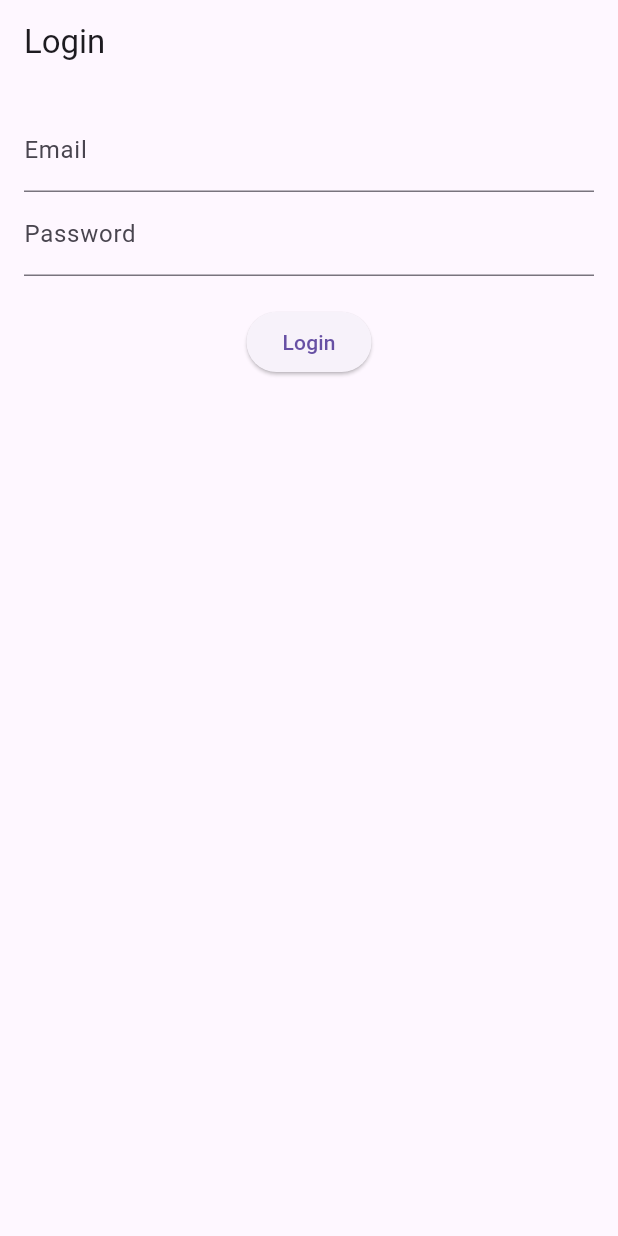
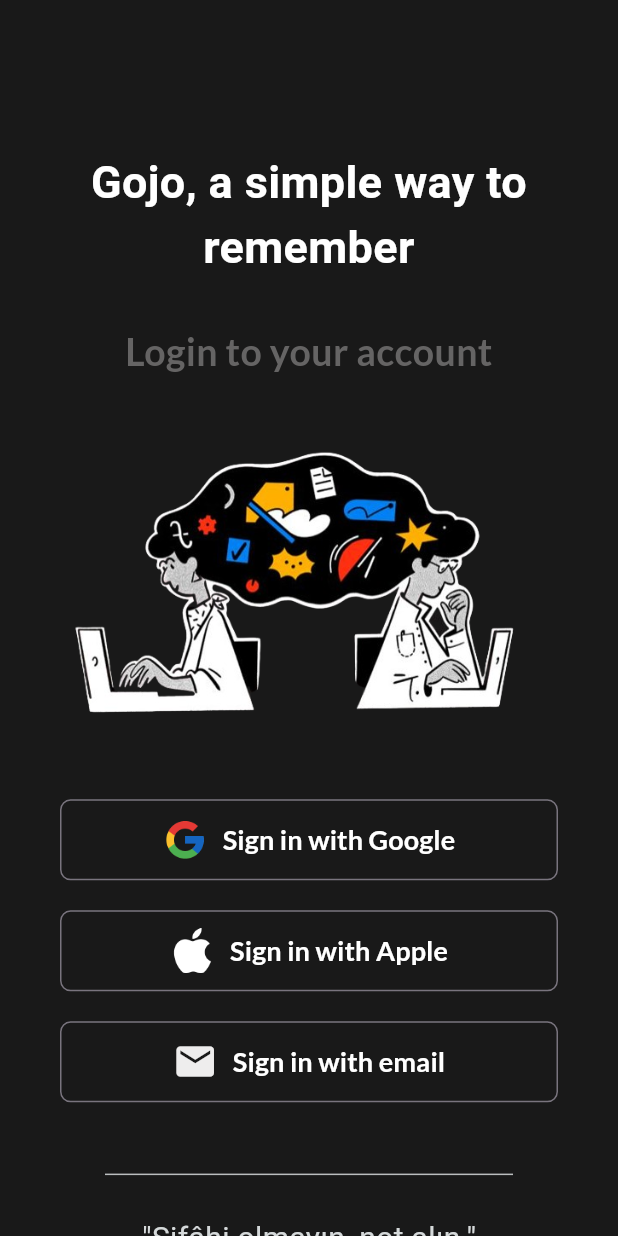
Before and after one commit to bugrahankaramollaoglu/gojo, a Flutter app: the screen it shows after launch, on a phone screen of 412 x 824 dp. Run offline on Flutter 3.47's test engine with Material 3 defaults, Android fonts, the phone set to English and light mode, and no system bars; our stand-ins replace firebase_auth, firebase_core, google_fonts, icons_plus; accounts and stored records are empty; Roboto replaces fonts that are missing (Kreon).

Commit message:
ok. login ui done. will now try google signin

```diff
--- /dev/null
+++ b/lib/home_page.dart
@@ -0,0 +1,10 @@
+import 'package:flutter/material.dart';
+
+class HomePage extends StatelessWidget {
+  const HomePage({super.key});
+
+  @override
+  Widget build(BuildContext context) {
+    return const Placeholder();
+  }
+}
--- /dev/null
+++ b/lib/login_page.dart
@@ -0,0 +1,243 @@
+import 'package:firebase_auth/firebase_auth.dart';
+import 'package:flutter/material.dart';
+import 'package:google_fonts/google_fonts.dart';
+import 'package:icons_plus/icons_plus.dart';
+
+class LoginPage extends StatefulWidget {
+  const LoginPage({super.key});
+
+  @override
+  _LoginPageState createState() => _LoginPageState();
+}
+
+class _LoginPageState extends State<LoginPage> {
+  final TextEditingController _emailController = TextEditingController();
+  final TextEditingController _passwordController = TextEditingController();
+  final FirebaseAuth _auth = FirebaseAuth.instance;
+  bool _isLoading = false;
+  String? _errorMessage;
+
+  Future<void> _login() async {
+    setState(() {
+      _isLoading = true;
+      _errorMessage = null;
+    });
+
+    try {
+      await _auth.signInWithEmailAndPassword(
+        email: _emailController.text.trim(),
+        password: _passwordController.text.trim(),
+      );
+      // Navigate to the next page on successful login
+    } on FirebaseAuthException catch (e) {
+      setState(() {
+        _errorMessage = e.message;
+      });
+    } finally {
+      setState(() {
+        _isLoading = false;
+      });
+    }
+  }
+
+  @override
+  Widget build(BuildContext context) {
+    return Scaffold(
+      backgroundColor: const Color.fromARGB(255, 25, 25, 25),
+      body: Column(
+        // crossAxisAlignment: CrossAxisAlignment.center,
+        // mainAxisAlignment: MainAxisAlignment.center,
+        children: [
+          const SizedBox(height: 100),
+          Center(
+            child: Text(
+              'Gojo, a simple way to\nremember',
+              textAlign: TextAlign.center, // Aligns text horizontally
+              style: GoogleFonts.kreon(
+                textStyle: const TextStyle(
+                  fontSize: 30,
+                  color: Colors.white,
+                  fontWeight: FontWeight.bold,
+                ),
+              ),
+            ),
+          ),
+          SizedBox(height: 30),
+          Center(
+            child: Text(
+              'Login to your account',
+              textAlign: TextAlign.center, // Aligns text horizontally
+              style: GoogleFonts.lato(
+                textStyle: const TextStyle(
+                  fontSize: 25,
+                  color: Color.fromARGB(255, 101, 100, 100),
+                  fontWeight: FontWeight.bold,
+                ),
+              ),
+            ),
+          ),
+          SizedBox(height: 20),
+          Padding(
+            padding: const EdgeInsets.all(15.0),
+            child: Center(
+              child: Image.asset('assets/login_photo.png'),
+            ),
+          ),
+          Padding(
+            padding: const EdgeInsets.fromLTRB(40, 20, 40, 0),
+            child: OutlinedButton(
+              style: OutlinedButton.styleFrom(
+                shape: RoundedRectangleBorder(
+                  borderRadius: BorderRadius.circular(7),
+                ),
+              ),
+              onPressed: () {},
+              child: Padding(
+                padding: const EdgeInsets.all(12.0),
+                child: Row(
+                  mainAxisAlignment: MainAxisAlignment.center,
+                  children: [
+                    Image.asset(
+                      'assets/google.png',
+                      height: 30,
+                      width: 30,
+                    ),
+                    SizedBox(width: 10),
+                    Text(
+                      'Sign in with Google',
+                      style: GoogleFonts.lato(
+                        textStyle: const TextStyle(
+                          fontSize: 18,
+                          color: Colors.white,
+                          fontWeight: FontWeight.bold,
+                        ),
+                      ),
+                    ),
+                  ],
+                ),
+              ),
+            ),
+          ),
+          Padding(
+            padding: const EdgeInsets.fromLTRB(40, 20, 40, 0),
+            child: OutlinedButton(
+              style: OutlinedButton.styleFrom(
+                shape: RoundedRectangleBorder(
+                  borderRadius: BorderRadius.circular(7),
+                ),
+              ),
+              onPressed: () {},
+              child: Padding(
+                padding: const EdgeInsets.all(12.0),
+                child: Row(
+                  mainAxisAlignment: MainAxisAlignment.center,
+                  children: [
+                    Image.asset(
+                      'assets/apple.png',
+                      height: 30,
+                      width: 30,
+                    ),
+                    SizedBox(width: 10),
+                    Text(
+                      'Sign in with Apple',
+                      style: GoogleFonts.lato(
+                        textStyle: const TextStyle(
+                          fontSize: 18,
+                          color: Colors.white,
+                          fontWeight: FontWeight.bold,
+                        ),
+                      ),
+                    ),
+                  ],
+                ),
+              ),
+            ),
+          ),
+          Padding(
+            padding: const EdgeInsets.fromLTRB(40, 20, 40, 0),
+            child: OutlinedButton(
+              style: OutlinedButton.styleFrom(
+                shape: RoundedRectangleBorder(
+                  borderRadius: BorderRadius.circular(7),
+                ),
+              ),
+              onPressed: () {},
+              child: Padding(
+                padding: const EdgeInsets.all(12.0),
+                child: Row(
+                  mainAxisAlignment: MainAxisAlignment.center,
+                  children: [
+                    Icon(
+                      Icons.email,
+                      color: Color.fromARGB(255, 238, 237, 237),
+                      size: 30,
+                    ),
+                    SizedBox(width: 10),
+                    Text(
+                      'Sign in with email',
+                      style: GoogleFonts.lato(
+                        textStyle: const TextStyle(
+                          fontSize: 18,
+                          color: Colors.white,
+                          fontWeight: FontWeight.bold,
+                        ),
+                      ),
+                    ),
+                  ],
+                ),
+              ),
+            ),
+          ),
+          SizedBox(height: 40),
+          Divider(
+            color: Color.fromARGB(255, 187, 190, 191),
+            thickness: 1,
+            indent: 70,
+            endIndent: 70,
+          ),
+          SizedBox(height: 20),
+          Text(
+            '\"Şifâhi olmayın, not alın.\"',
+            style: GoogleFonts.kreon(
+              textStyle: const TextStyle(
+                fontSize: 20,
+                color: Color.fromARGB(255, 213, 217, 218),
+              ),
+            ),
+          ),
+          Text(
+            'A. Süheyl Ünver',
+            style: GoogleFonts.kreon(
+              textStyle: const TextStyle(
+                fontSize: 20,
+                color: Color.fromARGB(255, 213, 217, 218),
+              ),
+            ),
+          ),
+
+          // if (_errorMessage != null)
+          //   Text(
+          //     _errorMessage!,
+          //     style: TextStyle(color: Colors.red),
+          //   ),
+          /* TextField(
+            controller: _emailController,
+             flutter pub add icons_plus decoration: InputDecoration(labelText: 'Email'),
+            keyboardType: TextInputType.emailAddress,
+          ),
+          TextField(
+            controller: _passwordController,
+            decoration: InputDecoration(labelText: 'Password'),
+            obscureText: true,
+          ), */
+          /* _isLoading
+              ? CircularProgressIndicator()
+              : ElevatedButton(
+                  onPressed: _login,
+                  child: Text('Login'),
+                ), */
+        ],
+      ),
+    );
+  }
+}
--- a/lib/main.dart
+++ b/lib/main.dart
@@ -1,7 +1,8 @@
 import 'package:firebase_auth/firebase_auth.dart';
 import 'package:firebase_core/firebase_core.dart';
 import 'package:flutter/material.dart';
-import 'package:gojo/firebase_options.dart';
+import 'package:gojo/home_page.dart';
+import 'package:gojo/login_page.dart';
 
 class MyColors {
   Color color1 = const Color(0xFF0a0d16);
@@ -33,21 +34,10 @@ void main() async {
   WidgetsFlutterBinding.ensureInitialized();
   await Firebase.initializeApp();
 
-  final FirebaseAuth _auth = FirebaseAuth.instance;
-  final User? user = _auth.currentUser;
+  final FirebaseAuth auth = FirebaseAuth.instance;
+  final User? user = auth.currentUser;
 
-  runApp(GojoApp(initialPage: user == null ? LoginPage() : HomePage()));
-}
-
-class HomePage extends StatelessWidget {
-  @override
-  Widget build(BuildContext context) {
-    return (const Scaffold(
-      body: Center(
-        child: Text('homee'),
-      ),
-    ));
-  }
+  runApp(GojoApp(initialPage: user == null ? const LoginPage() : const HomePage()));
 }
 
 class GojoApp extends StatelessWidget {
@@ -68,77 +58,3 @@ class GojoApp extends StatelessWidget {
     );
   }
 }
-
-class LoginPage extends StatefulWidget {
-  @override
-  _LoginPageState createState() => _LoginPageState();
-}
-
-class _LoginPageState extends State<LoginPage> {
-  final TextEditingController _emailController = TextEditingController();
-  final TextEditingController _passwordController = TextEditingController();
-  final FirebaseAuth _auth = FirebaseAuth.instance;
-  bool _isLoading = false;
-  String? _errorMessage;
-
-  Future<void> _login() async {
-    setState(() {
-      _isLoading = true;
-      _errorMessage = null;
-    });
-
-    try {
-      await _auth.signInWithEmailAndPassword(
-        email: _emailController.text.trim(),
-        password: _passwordController.text.trim(),
-      );
-      // Navigate to the next page on successful login
-    } on FirebaseAuthException catch (e) {
-      setState(() {
-        _errorMessage = e.message;
-      });
-    } finally {
-      setState(() {
-        _isLoading = false;
-      });
-    }
-  }
-
-  @override
-  Widget build(BuildContext context) {
-    return Scaffold(
-      appBar: AppBar(
-        title: Text('Login'),
-      ),
-      body: Padding(
-        padding: const EdgeInsets.all(16.0),
-        child: Column(
-          children: [
-            if (_errorMessage != null)
-              Text(
-                _errorMessage!,
-                style: TextStyle(color: Colors.red),
-              ),
-            TextField(
-              controller: _emailController,
-              decoration: InputDecoration(labelText: 'Email'),
-              keyboardType: TextInputType.emailAddress,
-            ),
-            TextField(
-              controller: _passwordController,
-              decoration: InputDecoration(labelText: 'Password'),
-              obscureText: true,
-            ),
-            SizedBox(height: 20),
-            _isLoading
-                ? CircularProgressIndicator()
-                : ElevatedButton(
-                    onPressed: _login,
-                    child: Text('Login'),
-                  ),
-          ],
-        ),
-      ),
-    );
-  }
-}
--- a/pubspec.yaml
+++ b/pubspec.yaml
@@ -38,6 +38,8 @@ dependencies:
   firebase_core: ^3.3.0
   firebase_auth: ^5.1.3
   riverpod: ^2.5.1
+  google_fonts: ^6.2.1
+  icons_plus: ^5.0.0
 
 dev_dependencies:
   flutter_test:
@@ -62,8 +64,8 @@ flutter:
   uses-material-design: true
 
   # To add assets to your application, add an assets section, like this:
-  # assets:
-  #   - images/a_dot_burr.jpeg
+  assets:
+    - assets/
   #   - images/a_dot_ham.jpeg
 
   # An image asset can refer to one or more resolution-specific "variants", see
```
Also changed, not shown: assets/apple.png (added), assets/google.png (added), assets/login_photo.png (added), pubspec.lock, 4 other files.
